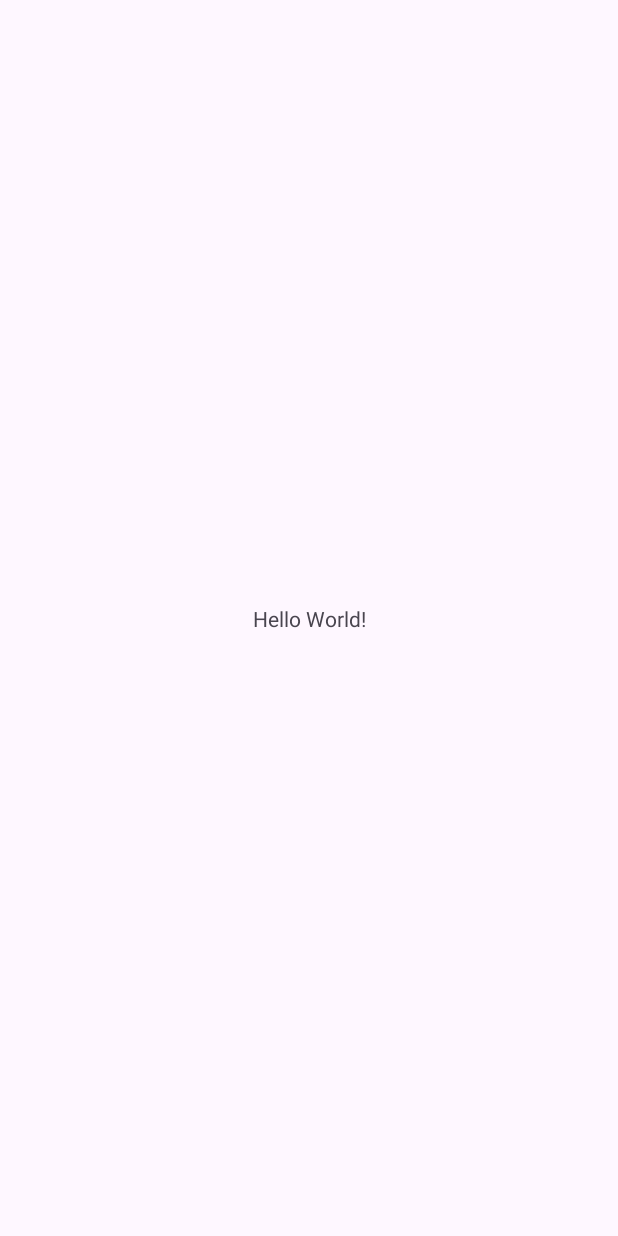
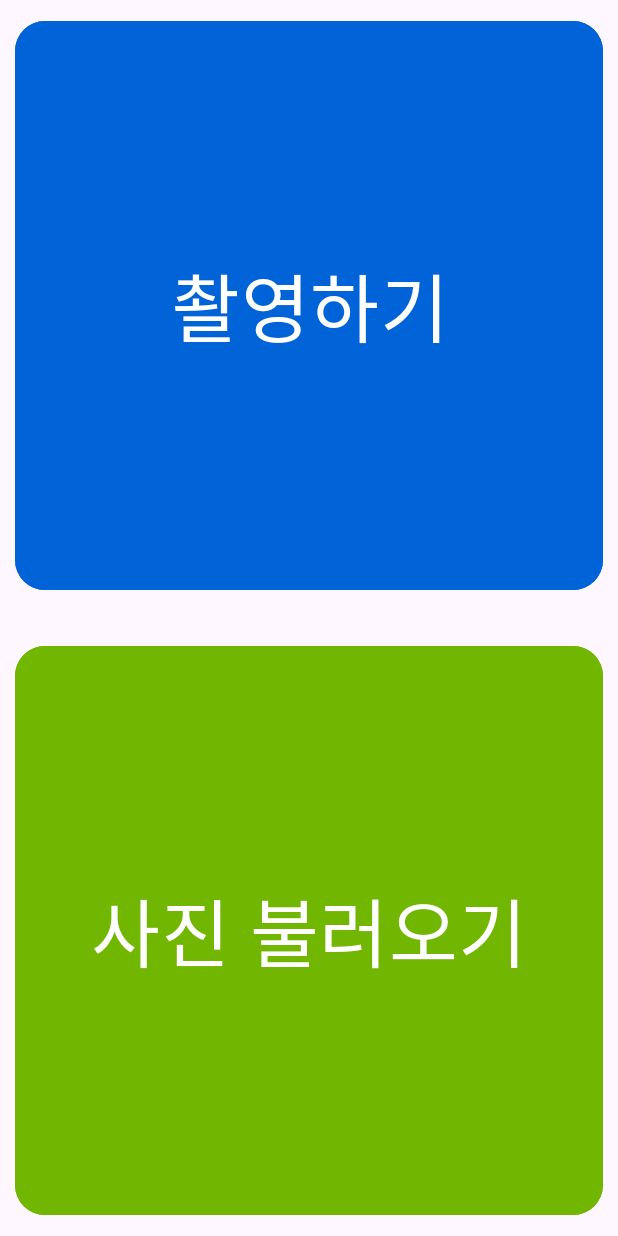
Before and after one commit to kyoutae1234/wifiConnector, an Android app: the screen it shows after launch (MainActivity), on a phone screen of 412 x 824 dp. Before the commit the screen is almost empty. Run offline under Robolectric (Android 15) with nearby library versions, the phone set to English and light mode, and no system bars.

Commit message:
button/camera

```diff
--- a/app/src/main/res/layout/activity_main.xml
+++ b/app/src/main/res/layout/activity_main.xml
@@ -5,15 +5,35 @@
     android:id="@+id/main"
     android:layout_width="match_parent"
     android:layout_height="match_parent"
+    android:orientation="vertical"
     tools:context=".MainActivity">
 
-    <TextView
-        android:layout_width="wrap_content"
-        android:layout_height="wrap_content"
-        android:text="Hello World!"
-        app:layout_constraintBottom_toBottomOf="parent"
+    <Button
+        android:id="@+id/Camera"
+        android:layout_width="match_parent"
+        android:layout_height="0dp"
+        android:layout_margin="10dp"
+        android:layout_marginRight="10dp"
+        android:backgroundTint="#0063D7"
+        android:text="촬영하기"
+        android:textSize="50dp"
+        app:cornerRadius="20dp"
         app:layout_constraintEnd_toEndOf="parent"
+        app:layout_constraintHeight_percent="0.47"
         app:layout_constraintStart_toStartOf="parent"
         app:layout_constraintTop_toTopOf="parent" />
 
+    <Button
+        android:id="@+id/PIC"
+        android:layout_width="match_parent"
+        android:layout_height="0dp"
+        android:layout_margin="10dp"
+        android:backgroundTint="#71B600"
+        android:text="사진 불러오기"
+        android:textSize="50dp"
+        app:cornerRadius="20dp"
+        app:layout_constraintBottom_toBottomOf="parent"
+        app:layout_constraintEnd_toEndOf="parent"
+        app:layout_constraintHeight_percent="0.47"
+        app:layout_constraintStart_toStartOf="parent" />
 </androidx.constraintlayout.widget.ConstraintLayout>
--- /dev/null
+++ b/app/src/main/res/xml/file_paths.xml
@@ -0,0 +1,4 @@
+<?xml version="1.0" encoding="utf-8"?>
+<paths>
+    <external-path name="my_images" path="Android/data/com.example.wificonnector/files/Pictures" />
+</paths>
```
Also changed, not shown: app/src/main/AndroidManifest.xml (+22 -0 lines), app/src/main/java/com/example/wificonnector/MainActivity.kt (+90 -0 lines).
